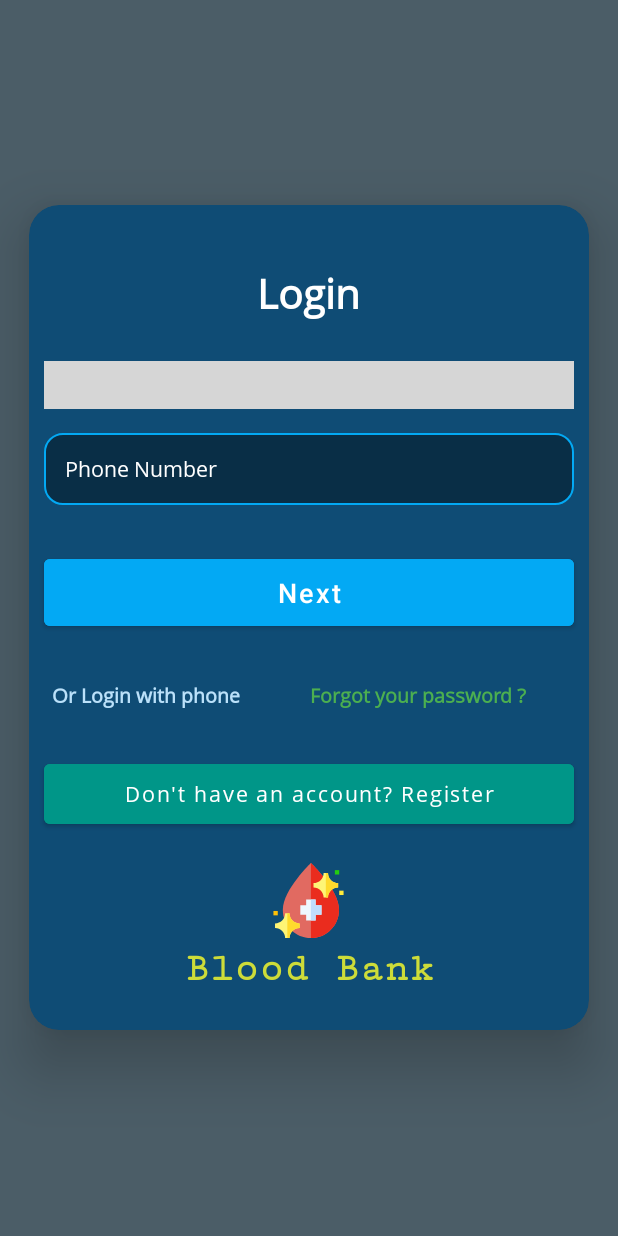
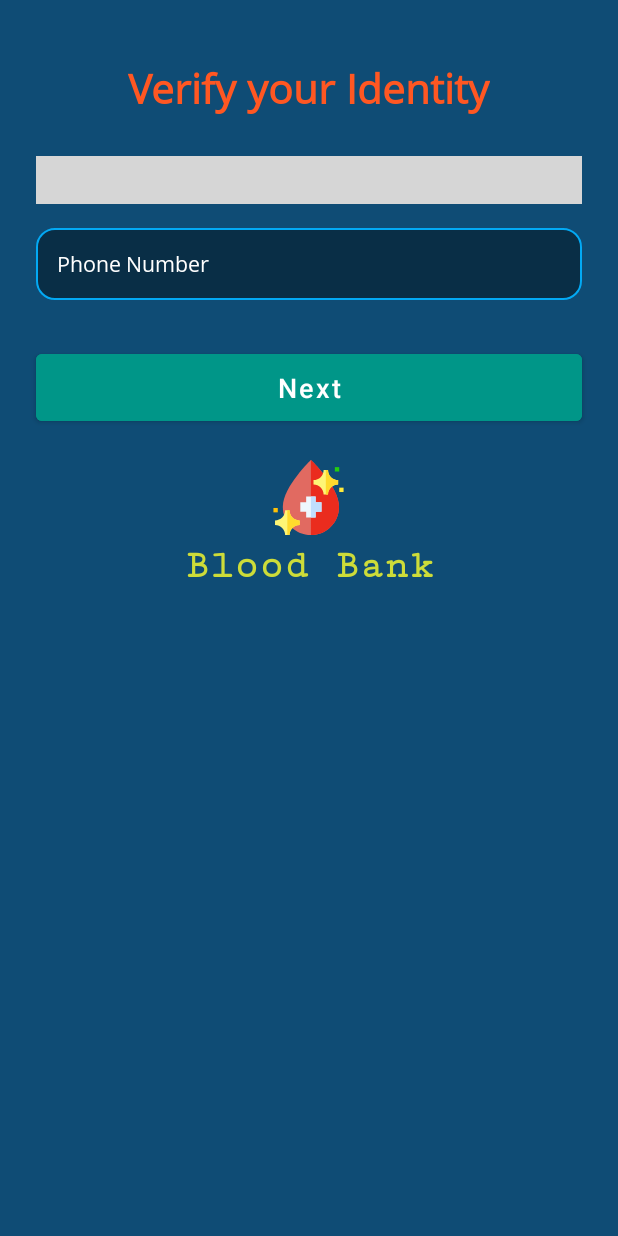
Before and after one commit to sauravsaxena7/Messanger-Android-Ap, an Android app: the VerifyPhone screen opened directly, with no data from a screen before it, on a phone screen of 412 x 824 dp. Run offline under Robolectric (Android 15) with nearby library versions, the phone set to English and light mode, and no system bars; our stand-ins replace Firebase (no records; nobody signed in at launch, a user with empty details on screens opened directly); libraries missing offline, so code that uses them is left out: com.rilixtech.widget; plain views replace CountryCodePicker; 1 statement that could not run was skipped; grey boxes are pictures that could not be loaded.

Commit message:
phone verification completed

```diff
--- a/app/src/main/java/com/jlcsoftware/bloodbankcommunity/UserHandle/Register.java
+++ b/app/src/main/java/com/jlcsoftware/bloodbankcommunity/UserHandle/Register.java
@@ -90,9 +90,9 @@ public class Register extends AppCompatActivity {
                 final String email = email_et.getText().toString();
                 final String password = password_et.getText().toString();
 
-                boolean isValidEmail = false;
-                boolean isValidUsername=false;
-                boolean isValidPass=false;
+                boolean isValidEmail;
+                boolean isValidUsername;
+                boolean isValidPass;
 
                 if(validateUserCredentials.isValidUserName(username_et,username.trim())){
 
--- a/app/src/main/java/com/jlcsoftware/bloodbankcommunity/UserHandle/VerifyPhone.java
+++ b/app/src/main/java/com/jlcsoftware/bloodbankcommunity/UserHandle/VerifyPhone.java
@@ -5,6 +5,8 @@ import androidx.appcompat.app.AppCompatActivity;
 import androidx.core.content.ContextCompat;
 
 import android.annotation.SuppressLint;
+import android.app.Dialog;
+import android.content.Intent;
 import android.content.res.Resources;
 import android.os.Bundle;
 import android.text.TextUtils;
@@ -17,16 +19,26 @@ import android.widget.ProgressBar;
 import android.widget.TextView;
 import android.widget.Toast;
 
+import com.google.android.gms.tasks.OnFailureListener;
+import com.google.android.gms.tasks.OnSuccessListener;
+import com.google.android.gms.tasks.Task;
+import com.google.android.material.button.MaterialButton;
 import com.google.firebase.FirebaseException;
 import com.google.firebase.FirebaseTooManyRequestsException;
+import com.google.firebase.auth.AuthResult;
 import com.google.firebase.auth.FirebaseAuth;
 import com.google.firebase.auth.FirebaseAuthInvalidCredentialsException;
+import com.google.firebase.auth.FirebaseUser;
 import com.google.firebase.auth.PhoneAuthCredential;
 import com.google.firebase.auth.PhoneAuthOptions;
 import com.google.firebase.auth.PhoneAuthProvider;
+import com.google.firebase.database.DatabaseReference;
+import com.google.firebase.database.FirebaseDatabase;
 import com.jlcsoftware.bloodbankcommunity.R;
+import com.jlcsoftware.bloodbankcommunity.UserDetails.User_Details;
 import com.rilixtech.widget.countrycodepicker.CountryCodePicker;
 
+import java.util.HashMap;
 import java.util.concurrent.TimeUnit;
 
 
@@ -39,24 +51,34 @@ public class VerifyPhone extends AppCompatActivity {
 
     private CountryCodePicker countryCodePicker;
 
-    private TextView resend_tv;
+    private TextView resend_tv,error_content_tv;
 
     private FirebaseAuth firebaseAuth;
 
-    private Button verify_next_btn;
+    private MaterialButton verify_next_btn,login_email_next_verify_now_btn,error_btn;
 
 
-    private String phoneNumber, ccp,OTP,verificationId;
+    private String phoneNumber, ccp , OTP;
 
-    PhoneAuthProvider.ForceResendingToken token;
+    private String mVerificationId;
+    private PhoneAuthProvider.ForceResendingToken mResendToken;
 
 
-    private ProgressBar verify_progress_bar;
+    private ProgressBar verify_progress_bar,verify_email_progressBar;
 
     private PhoneAuthProvider.OnVerificationStateChangedCallbacks mCallbacks;
 
-    private LinearLayout phone_verify_page_layout;
 
+    private FirebaseUser user;
+    Task<Void> usertask;
+
+    private boolean userEmailVerified;
+
+    private LinearLayout phone_verification_page , email_verification_page,phone_verify_otp_layout;
+
+    private TextView email_verification_error_tv;
+
+    private Dialog error_dialog;
 
     @Override
     protected void onCreate(Bundle savedInstanceState) {
@@ -76,7 +98,51 @@ public class VerifyPhone extends AppCompatActivity {
 
         verify_progress_bar=findViewById(R.id.phone_verify_progressBar);
 
-        phone_verify_page_layout = findViewById(R.id.phone_verify_login_otp_layout);
+
+
+        error_dialog=new Dialog(VerifyPhone.this);
+        error_dialog.setContentView(R.layout.error_dialog);
+        error_content_tv=error_dialog.findViewById(R.id.error_content_tv);
+        error_btn=error_dialog.findViewById(R.id.error_button_id);
+
+
+        phone_verification_page = findViewById(R.id.phone_verification_page);
+        email_verification_page = findViewById(R.id.email_verification_page);
+
+        phone_verify_otp_layout = findViewById(R.id.phone_verification_otp_or_resend_page);
+
+
+        email_verification_error_tv = findViewById(R.id.email_verification_error_tv);
+
+        if(firebaseAuth.getCurrentUser()!=null){
+
+            usertask = firebaseAuth.getCurrentUser().reload();
+            usertask.addOnSuccessListener(new OnSuccessListener<Void>() {
+                @Override
+                public void onSuccess(Void aVoid) {
+
+                    user = firebaseAuth.getCurrentUser();
+                    userEmailVerified = user.isEmailVerified();
+                }
+            });
+
+
+        }
+
+
+
+
+
+        userEmailVerified = true;
+
+
+        if(userEmailVerified){
+            phone_verification_page.setVisibility(View.VISIBLE);
+            email_verification_page.setVisibility(View.GONE);
+        }else{
+            email_verification_page.setVisibility(View.VISIBLE);
+            phone_verification_page.setVisibility(View.GONE);
+        }
 
 
 
@@ -85,7 +151,10 @@ public class VerifyPhone extends AppCompatActivity {
             @Override
             public void onClick(View v) {
                 if(verify_next_btn.getText().toString().equals("Next")){
+                    resend_tv.setVisibility(View.GONE);
+                    otp_et.setVisibility(View.GONE);
 
+                    otp_et.setText("");
                     if(TextUtils.isEmpty(phone_et.getText().toString()) || phone_et.getText().toString().length()!=10){
 
                         phone_et.setBackground(getDrawable(R.drawable.error_edittext_background));
@@ -96,6 +165,7 @@ public class VerifyPhone extends AppCompatActivity {
 
                         phone_et.setBackground(getDrawable(R.drawable.simple_edit_input_background));
 
+                        ccp = countryCodePicker.getSelectedCountryCode();
                         phoneNumber = "+"+countryCodePicker.getSelectedCountryCode()+phone_et.getText().toString();
 
                         verify_progress_bar.setVisibility(View.VISIBLE);
@@ -105,6 +175,19 @@ public class VerifyPhone extends AppCompatActivity {
 
                     }
 
+                }else{
+                    OTP = otp_et.getText().toString();
+                    if(TextUtils.isEmpty(OTP) || OTP.length()!=6){
+                        otp_et.setBackground(getDrawable(R.drawable.error_edittext_background));
+                        otp_et.setError("Enter Valid OTP");
+                    }else{
+
+                        verify_progress_bar.setVisibility(View.VISIBLE);
+                        verify_next_btn.setText("");
+                        otp_et.setBackground(getDrawable(R.drawable.simple_edit_input_background));
+                        PhoneAuthCredential credential = PhoneAuthProvider.getCredential(mVerificationId,OTP);
+                        signInWithPhoneAuthCredential(credential);
+                    }
                 }
             }
         });
@@ -126,6 +209,8 @@ public class VerifyPhone extends AppCompatActivity {
 
                 signInWithPhoneAuthCredential(credential);
             }
+
+
 
             @Override
             public void onCodeAutoRetrievalTimeOut(@NonNull String s) {
@@ -152,6 +237,9 @@ public class VerifyPhone extends AppCompatActivity {
                 // ...
             }
 
+
+
+            @SuppressLint("SetTextI18n")
             @Override
             public void onCodeSent(@NonNull String verificationId,
                                    @NonNull PhoneAuthProvider.ForceResendingToken token) {
@@ -160,14 +248,15 @@ public class VerifyPhone extends AppCompatActivity {
                 // by combining the code with a verification ID.
                 Log.d(TAG, "onCodeSent:" + verificationId);
                 verify_progress_bar.setVisibility(View.GONE);
-                phone_verify_page_layout.setVisibility(View.VISIBLE);
+                phone_verify_otp_layout.setVisibility(View.VISIBLE);
                 verify_next_btn.setEnabled(true);
                 verify_next_btn.setText("Verify");
+                resend_tv.setVisibility(View.INVISIBLE);
 
 
                 // Save verification ID and resending token so we can use them later
-                verificationId = verificationId;
-                token = token;
+                mVerificationId = verificationId;
+                mResendToken = token;
 
                 // ...
             }
@@ -175,15 +264,141 @@ public class VerifyPhone extends AppCompatActivity {
 
 
 
+
+
+
+        login_email_next_verify_now_btn=findViewById(R.id.login_email_next_verify_now_btn_id);
+        verify_email_progressBar=findViewById(R.id.login_email_verify_progressBar);
+
+
+
+
+        login_email_next_verify_now_btn.setOnClickListener(new View.OnClickListener() {
+            @Override
+            public void onClick(View v) {
+
+                verify_email_progressBar.setVisibility(View.VISIBLE);
+
+                login_email_next_verify_now_btn.setText("");
+
+                user.sendEmailVerification().addOnSuccessListener(new OnSuccessListener<Void>() {
+                    @SuppressLint("SetTextI18n")
+                    @Override
+                    public void onSuccess(Void aVoid) {
+
+                        verify_email_progressBar.setVisibility(View.GONE);
+                        login_email_next_verify_now_btn.setEnabled(true);
+                        login_email_next_verify_now_btn.setText("Verify Now");
+
+
+                        email_verification_error_tv.setText("Email Verification link has been sent to your G-mail go and check and verify it");
+                        email_verification_error_tv.setTextColor(getColor(R.color.robert));
+                    }
+
+                }).addOnFailureListener(new OnFailureListener() {
+                    @Override
+                    public void onFailure(@NonNull Exception e) {
+
+                        Log.d("error7","Error! "+e.getMessage());
+
+                    }
+                });
+
+
+            }
+        });
+
+
+
+        resend_tv.setOnClickListener(new View.OnClickListener() {
+            @Override
+            public void onClick(View v) {
+                resendVerificationCode(phoneNumber,mResendToken);
+            }
+        });
+
+
+
+        error_btn.setOnClickListener(new View.OnClickListener() {
+            @Override
+            public void onClick(View view) {
+                error_dialog.dismiss();
+            }
+        });
+
+
+
     }
+
+
 
 
 
     private void signInWithPhoneAuthCredential(PhoneAuthCredential credential) {
 
+        firebaseAuth.getCurrentUser().linkWithCredential(credential).addOnSuccessListener(new OnSuccessListener<AuthResult>() {
+            @Override
+            public void onSuccess(AuthResult authResult) {
+
+                resend_tv.setVisibility(View.GONE);
+                Toast.makeText(VerifyPhone.this, "Phone is verify now", Toast.LENGTH_SHORT).show();
+                DatabaseReference ref = FirebaseDatabase.getInstance().getReference("users");
+
+                HashMap<String,String> hashMap = new HashMap<>();
+                hashMap.put("phone_number",firebaseAuth.getCurrentUser().getPhoneNumber());
+                hashMap.put("country_code",ccp);
+                ref.child("user_details").child(firebaseAuth.getCurrentUser().getUid()).child("phone_number").setValue(firebaseAuth.getCurrentUser().getPhoneNumber())
+                        .addOnSuccessListener(new OnSuccessListener<Void>() {
+                    @Override
+                    public void onSuccess(Void aVoid) {
+                        ref.child("user_details").child(firebaseAuth.getCurrentUser().getUid()).child("country_code")
+                                .setValue(ccp).addOnSuccessListener(new OnSuccessListener<Void>() {
+                            @Override
+                            public void onSuccess(Void aVoid) {
+                                startActivity(new Intent(VerifyPhone.this,User_Details.class));
+                                finish();
+                            }
+                        });
+                    }
+
+                }).addOnFailureListener(new OnFailureListener() {
+                    @Override
+                    public void onFailure(@NonNull Exception e) {
+
+                        verify_next_btn.setText("Next");
+                        resend_tv.setVisibility(View.VISIBLE);
+                        verify_progress_bar.setVisibility(View.GONE);
+                        error_content_tv.setText(e.getMessage());
+                        error_dialog.show();
+                    }
+                });
+
+
+
+                // send to dashboard.
+            }
+        }).addOnFailureListener(new OnFailureListener() {
+            @Override
+            public void onFailure(@NonNull Exception e) {
+
+
+                verify_next_btn.setText("Next");
+                resend_tv.setVisibility(View.VISIBLE);
+                verify_progress_bar.setVisibility(View.GONE);
+                error_content_tv.setText(e.getMessage());
+                error_dialog.show();
+
+
+            }
+        });
+
         Toast.makeText(this, "OTP fetched", Toast.LENGTH_SHORT).show();
 
     }
+
+
+
+
 
 
     private void sendOtp() {
@@ -198,4 +413,38 @@ public class VerifyPhone extends AppCompatActivity {
         PhoneAuthProvider.verifyPhoneNumber(options);
 
     }
+
+
+
+
+
+    private void resendVerificationCode(String phoneNumber,
+                                        PhoneAuthProvider.ForceResendingToken token) {
+        PhoneAuthOptions options =
+                PhoneAuthOptions.newBuilder(firebaseAuth)
+                        .setPhoneNumber(phoneNumber)       // Phone number to verify
+                        .setTimeout(60L, TimeUnit.SECONDS) // Timeout and unit
+                        .setActivity(this)                 // Activity (for callback binding)
+                        .setCallbacks(mCallbacks)          // OnVerificationStateChangedCallbacks
+                        .setForceResendingToken(token)     // ForceResendingToken from callbacks
+                        .build();
+        PhoneAuthProvider.verifyPhoneNumber(options);
+    }
+
+
+
+
+    @Override
+    protected void onStart() {
+        super.onStart();
+        if(userEmailVerified){
+            phone_verification_page.setVisibility(View.VISIBLE);
+            email_verification_page.setVisibility(View.GONE);
+
+        }
+    }
+
+
+
+
 }
--- a/app/src/main/res/layout/activity_login.xml
+++ b/app/src/main/res/layout/activity_login.xml
@@ -20,7 +20,7 @@
         android:layout_marginEnd="24dp"
         android:layout_marginRight="24dp"
         android:elevation="24dp"
-        android:backgroundTint="#0f4c75"
+        android:backgroundTint="@color/main_stream_background_color"
         android:gravity="center_horizontal"
         android:orientation="vertical"
         android:padding="7dp"
--- a/app/src/main/res/layout/activity_spalash_blood_bank.xml
+++ b/app/src/main/res/layout/activity_spalash_blood_bank.xml
@@ -14,7 +14,7 @@
         android:layout_width="match_parent"
         android:layout_height="wrap_content"
         android:elevation="24dp"
-        android:backgroundTint="#0f4c75"
+        android:backgroundTint="@color/main_stream_background_color"
         android:layout_gravity="center_vertical"
         android:orientation="vertical"
         android:padding="7dp"
--- a/app/src/main/res/layout/activity_verify_phone.xml
+++ b/app/src/main/res/layout/activity_verify_phone.xml
@@ -1,38 +1,25 @@
 <?xml version="1.0" encoding="utf-8"?>
 <ScrollView
+
     xmlns:android="http://schemas.android.com/apk/res/android"
     xmlns:app="http://schemas.android.com/apk/res-auto"
     xmlns:tools="http://schemas.android.com/tools"
     android:layout_width="match_parent"
-    android:background=" #4b5d67"
+    android:background="@color/main_stream_background_color"
     android:layout_height="match_parent"
     tools:context=".UserHandle.VerifyPhone">
 
 
 
 
-    <com.google.android.material.card.MaterialCardView
-        android:layout_width="373dp"
-        android:layout_height="wrap_content"
-        android:layout_gravity="center"
-        android:layout_marginStart="24dp"
-        android:layout_marginLeft="24dp"
-        android:layout_marginEnd="24dp"
-        android:layout_marginRight="24dp"
-        android:elevation="24dp"
-        android:backgroundTint="#0f4c75"
-        android:gravity="center_horizontal"
-        android:orientation="vertical"
-        android:padding="7dp"
-        app:cardCornerRadius="20dp"
-        app:cardElevation="24dp"
-        tools:targetApi="lollipop">
 
 
         <LinearLayout
             android:layout_width="match_parent"
             android:layout_height="wrap_content"
             android:gravity="center"
+            android:layout_marginRight="14dp"
+            android:layout_marginLeft="14dp"
             android:orientation="vertical">
 
 
@@ -43,10 +30,10 @@
                 android:layout_marginTop="30dp"
                 android:textSize="27sp"
                 android:padding="10dp"
-                android:textColor="#fff"
+                android:textColor="#FF5722"
                 android:textStyle="bold"
                 android:fontFamily="@font/opensansregular"
-                android:text="Login"
+                android:text="Verify your Identity"
                 tools:ignore="HardcodedText" />
 
 
@@ -56,8 +43,8 @@
                 android:layout_width="match_parent"
                 android:layout_height="wrap_content"
                 android:orientation="vertical"
-                android:id="@+id/phone_login_page"
-                android:visibility="visible"
+                android:id="@+id/phone_verification_page"
+                android:visibility="gone"
                 >
 
 
@@ -107,7 +94,7 @@
 
 
                 <LinearLayout
-                    android:id="@+id/phone_verify_login_otp_layout"
+                    android:id="@+id/phone_verification_otp_or_resend_page"
                     android:layout_width="match_parent"
                     android:layout_height="wrap_content"
                     android:layout_marginTop="15dp"
@@ -169,7 +156,7 @@
                         android:layout_height="wrap_content"
                         android:layout_marginTop="30dp"
                         android:text="Next"
-                        android:backgroundTint="#03A9F4"
+                        android:backgroundTint="#009688"
                         android:padding="10dp"
                         android:textAllCaps="false"
                         android:textColor="#FFFFFF"
@@ -208,59 +195,69 @@
             <LinearLayout
                 android:layout_width="match_parent"
                 android:layout_height="wrap_content"
-                android:layout_marginTop="15dp"
+                android:orientation="vertical"
+                android:id="@+id/email_verification_page"
+                android:visibility="visible"
                 >
 
 
+                <TextView
+                    android:layout_width="match_parent"
+                    android:layout_height="wrap_content"
+                    android:textColor="@color/red"
+                    android:textSize="19sp"
+                    android:padding="15dp"
+                    android:id="@+id/email_verification_error_tv"
+                    android:text="Your email is not verify yet go and check your G-mail account"
 
-                <TextView
-                    android:id="@+id/login_with_phone_or_email"
-                    android:layout_width="wrap_content"
+                    />
+
+                <RelativeLayout
+                    android:layout_width="match_parent"
                     android:layout_height="wrap_content"
-                    android:layout_gravity="end"
-                    android:padding="5dp"
-                    android:textSize="13sp"
-                    android:text="Or Login with phone"
-                    android:textStyle="bold"
-                    android:layout_marginLeft="10dp"
-                    android:layout_marginRight="36dp"
-                    android:textColor="#bbe1fa"
-                    android:fontFamily="@font/opensansregular"
-                    tools:ignore="HardcodedText,RtlHardcoded" />
+                    android:layout_marginBottom="10dp">
 
-                <TextView
-                    android:id="@+id/login_forgot_your_password_tv"
-                    android:layout_width="wrap_content"
-                    android:layout_height="wrap_content"
-                    android:layout_gravity="end"
-                    android:padding="5dp"
-                    android:textSize="13sp"
-                    android:text="Forgot your password ?"
-                    android:textStyle="bold"
-                    android:textColor="#4CAF50"
-                    android:fontFamily="@font/opensansregular"
-                    tools:ignore="HardcodedText" />
+
+                    <com.google.android.material.button.MaterialButton
+                        android:id="@+id/login_email_next_verify_now_btn_id"
+                        android:layout_width="match_parent"
+                        android:layout_height="wrap_content"
+                        android:layout_marginTop="30dp"
+                        android:text="Verify Now"
+                        android:backgroundTint="#009688"
+                        android:padding="10dp"
+                        android:textAllCaps="false"
+                        android:textColor="#FFFFFF"
+                        android:textSize="18sp"
+                        android:layout_marginRight="10dp"
+                        android:layout_marginLeft="10dp"
+                        tools:targetApi="lollipop"
+                        tools:ignore="HardcodedText" />
+
+                    <ProgressBar
+                        android:id="@+id/login_email_verify_progressBar"
+                        style="?android:attr/progressBarStyle"
+                        android:layout_width="35dp"
+                        android:layout_height="35dp"
+                        android:layout_alignTop="@+id/login_email_next_verify_now_btn_id"
+                        android:layout_alignParentStart="true"
+                        android:layout_alignParentEnd="true"
+                        android:layout_marginStart="161dp"
+                        android:layout_marginLeft="160dp"
+                        android:layout_marginTop="12dp"
+                        android:visibility="gone"
+                        android:layout_marginEnd="160dp"
+                        android:layout_marginRight="160dp"
+                        android:elevation="25dp"
+                        android:indeterminateTint="#fff" />
+
+                </RelativeLayout>
+
+
+
             </LinearLayout>
 
 
-
-
-            <com.google.android.material.button.MaterialButton
-                android:id="@+id/go_to_register_id"
-                android:layout_width="match_parent"
-                android:layout_height="wrap_content"
-                android:layout_marginTop="25dp"
-                android:text="Don't have an account? Register"
-                android:backgroundTint="#009688"
-                android:textAllCaps="false"
-                android:textColor="#FFFFFF"
-                android:padding="10dp"
-                android:layout_marginBottom="20dp"
-                android:textSize="14sp"
-                android:layout_marginRight="10dp"
-                android:layout_marginLeft="10dp"
-                android:fontFamily="@font/opensansregular"
-                tools:targetApi="lollipop" />
 
 
 
@@ -268,6 +265,7 @@
                 android:layout_width="match_parent"
                 android:layout_height="wrap_content"
                 android:layout_marginBottom="20dp"
+                android:layout_marginTop="10dp"
                 android:orientation="vertical">
 
 
@@ -304,7 +302,7 @@
 
 
 
-    </com.google.android.material.card.MaterialCardView>
+
 
 
 
--- a/app/src/main/res/values/colors.xml
+++ b/app/src/main/res/values/colors.xml
@@ -12,4 +12,5 @@
     <color name="red">#F44336</color>
     <color name="colorPrimaryDark">#3700B3</color>
     <color name="colorAccent">#009688</color>
+    <color name="main_stream_background_color">#0f4c75</color>
 </resources>
```
Also changed, not shown: app/src/main/AndroidManifest.xml (+10 -2 lines).
